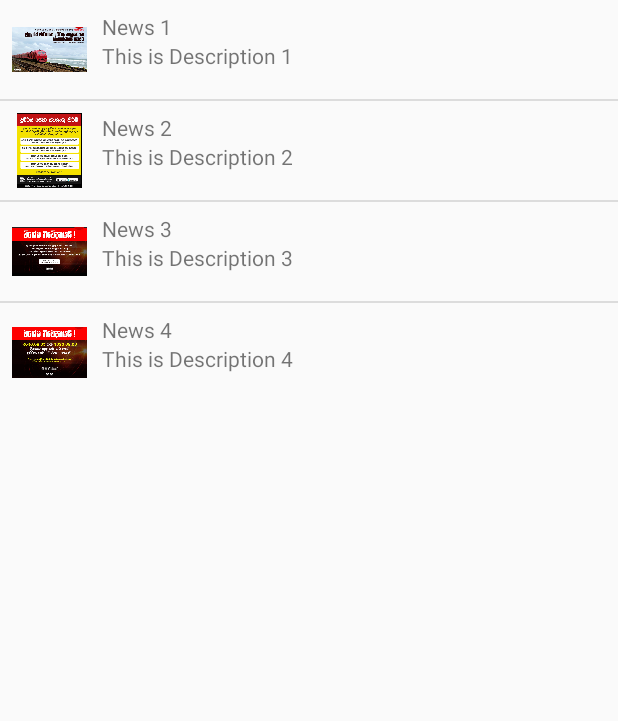
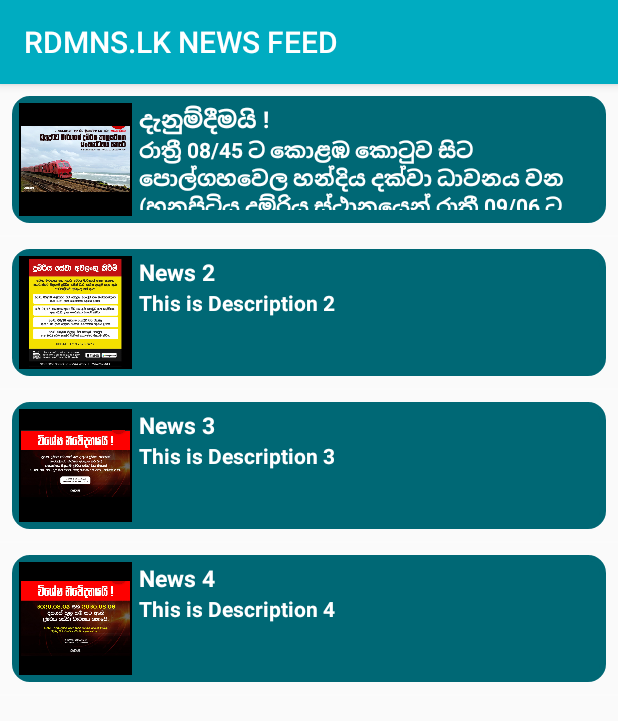
Before and after one commit to niroshan-ran/RDMNS_LK_REDESIGNED, an Android app: the MainNewsFeed screen opened directly, with no data from a screen before it, on a phone screen of 412 x 824 dp. Shown: the top 721 px of the screen. Run offline under Robolectric (Android 15) with nearby library versions, the phone set to English and light mode, and no system bars.

Commit message:
UI fixes 1

```diff
--- a/app/src/main/java/com/uee/rdmns_lk_redesigned/MainNewsFeed.java
+++ b/app/src/main/java/com/uee/rdmns_lk_redesigned/MainNewsFeed.java
@@ -1,12 +1,12 @@
 package com.uee.rdmns_lk_redesigned;
 
+import android.annotation.SuppressLint;
 import android.content.Context;
 import android.content.Intent;
 import android.os.Bundle;
 import android.view.View;
 import android.view.ViewGroup;
 import android.widget.BaseAdapter;
-import android.widget.Button;
 import android.widget.ImageView;
 import android.widget.ListView;
 import android.widget.TextView;
@@ -22,8 +22,8 @@ public class MainNewsFeed extends AppCompatActivity {
 
     ListView NewsFeed_listView;
     int newsBanners[] = {R.drawable.news1, R.drawable.news2, R.drawable.news3, R.drawable.news4};
-    String newsTopics[] = {"News 1","News 2","News 3","News 4"};
-    String newsDescription[] = {"This is Description 1", "This is Description 2","This is Description 3","This is Description 4"};
+    String newsTopics[] = {"දැනුම්දීමයි !","News 2","News 3","News 4"};
+    String newsDescription[] = {"රාත්\u200Dරී 08/45 ට කොළඹ කොටුව සිට පොල්ගහවෙල හන්දිය දක්වා ධාවනය වන (හුනුපිටිය දුම්රිය ස්ථානයෙන් රාත්\u200Dරී 09/06 ට පිටත් වීමට නියමිත) මන්දගාමී දුම්රිය විනාඩි 19 ක ප්\u200Dරමාදයක් සහිතව ධාවනය වේ.", "This is Description 2","This is Description 3","This is Description 4"};
 
     List<NewsFeedModel> listNewsFeed = new ArrayList<>();
 
@@ -32,7 +32,7 @@ public class MainNewsFeed extends AppCompatActivity {
     @Override
     protected void onCreate(Bundle savedInstanceState) {
         super.onCreate(savedInstanceState);
-        setContentView(R.layout.news_feed);
+        setContentView(R.layout.activity_news_feed);
 
         NewsFeed_listView = findViewById(R.id.NewsFeedListview);
 
@@ -43,7 +43,6 @@ public class MainNewsFeed extends AppCompatActivity {
         }
 
         customAdapter = new CustomAdapter(listNewsFeed, this);
-
         NewsFeed_listView.setAdapter(customAdapter);
 
     }
@@ -76,8 +75,8 @@ public class MainNewsFeed extends AppCompatActivity {
         }
 
         @Override
-        public View getView(int position, View convertView, ViewGroup viewGroup) {
-            View view = getLayoutInflater().inflate(R.layout.row_news_feed, null);
+        public View getView(final int position, View convertView, ViewGroup viewGroup) {
+            @SuppressLint("ViewHolder") View view = getLayoutInflater().inflate(R.layout.row_news_feed, null);
 
             ImageView imageView = view.findViewById(R.id.newsBanner);
             TextView texttopic = view.findViewById(R.id.newsTopic);
@@ -87,6 +86,12 @@ public class MainNewsFeed extends AppCompatActivity {
             texttopic.setText(newsFeedModelListFiltered.get(position).getTopic());
             textDes.setText(newsFeedModelListFiltered.get(position).getDesc());
 
+            view.setOnClickListener(new View.OnClickListener() {
+                @Override
+                public void onClick(View view) {
+                    startActivity(new Intent(MainNewsFeed.this, ViewNewsActivity.class).putExtra("news",newsFeedModelListFiltered.get(position)));
+                }
+            });
 
             return view;
         }
--- a/app/src/main/java/com/uee/rdmns_lk_redesigned/mainNewsFeed/NewsFeedModel.java
+++ b/app/src/main/java/com/uee/rdmns_lk_redesigned/mainNewsFeed/NewsFeedModel.java
@@ -1,6 +1,8 @@
 package com.uee.rdmns_lk_redesigned.mainNewsFeed;
 
-public class NewsFeedModel {
+import java.io.Serializable;
+
+public class NewsFeedModel implements Serializable {
 
     private String topic;
     private String desc;
--- /dev/null
+++ b/app/src/main/res/drawable/border.xml
@@ -0,0 +1,28 @@
+<?xml version="1.0" encoding="utf-8"?>
+<shape xmlns:android="http://schemas.android.com/apk/res/android">
+
+    <stroke
+        android:width="4sp"
+        android:color="@color/colorAccent"
+        />
+
+    <corners
+        android:topLeftRadius="10sp"
+        android:bottomLeftRadius="10dp"
+        android:topRightRadius="10dp"
+        android:bottomRightRadius="10dp"
+        />
+
+    <padding
+        android:bottom="5dp"
+        android:top="5dp"
+        android:left="5dp"
+        android:right="5dp"
+        />
+
+    <gradient
+        android:centerColor="@color/colorAccent"
+        android:startColor="@color/colorPrimary"
+        android:useLevel="true"
+        />
+</shape>
--- /dev/null
+++ b/app/src/main/res/drawable/ic_baseline_share_24.xml
@@ -0,0 +1,5 @@
+<vector android:height="24dp" android:tint="#FBFFFB"
+    android:viewportHeight="24" android:viewportWidth="24"
+    android:width="24dp" xmlns:android="http://schemas.android.com/apk/res/android">
+    <path android:fillColor="@android:color/white" android:pathData="M18,16.08c-0.76,0 -1.44,0.3 -1.96,0.77L8.91,12.7c0.05,-0.23 0.09,-0.46 0.09,-0.7s-0.04,-0.47 -0.09,-0.7l7.05,-4.11c0.54,0.5 1.25,0.81 2.04,0.81 1.66,0 3,-1.34 3,-3s-1.34,-3 -3,-3 -3,1.34 -3,3c0,0.24 0.04,0.47 0.09,0.7L8.04,9.81C7.5,9.31 6.79,9 6,9c-1.66,0 -3,1.34 -3,3s1.34,3 3,3c0.79,0 1.5,-0.31 2.04,-0.81l7.12,4.16c-0.05,0.21 -0.08,0.43 -0.08,0.65 0,1.61 1.31,2.92 2.92,2.92 1.61,0 2.92,-1.31 2.92,-2.92s-1.31,-2.92 -2.92,-2.92z"/>
+</vector>
--- /dev/null
+++ b/app/src/main/res/layout/activity_news_feed.xml
@@ -0,0 +1,21 @@
+<?xml version="1.0" encoding="utf-8"?>
+<RelativeLayout
+    xmlns:android="http://schemas.android.com/apk/res/android"
+    xmlns:app="http://schemas.android.com/apk/res-auto"
+    xmlns:tools="http://schemas.android.com/tools"
+    android:layout_width="match_parent"
+    android:layout_height="match_parent"
+    >
+    <LinearLayout xmlns:android="http://schemas.android.com/apk/res/android"
+        android:layout_width="match_parent"
+        android:layout_height="match_parent"
+        android:theme="@style/AppTheme.AppBarOverlay"
+        >
+
+        <ListView
+            android:id="@+id/NewsFeedListview"
+            android:layout_width="match_parent"
+            android:layout_height="match_parent" />
+    </LinearLayout>
+
+</RelativeLayout>
--- a/app/src/main/res/layout/news_feed.xml
+++ /dev/null
@@ -1,11 +0,0 @@
-<?xml version="1.0" encoding="utf-8"?>
-<LinearLayout
-    xmlns:android="http://schemas.android.com/apk/res/android" android:layout_width="match_parent"
-    android:layout_height="match_parent">
-
-    <ListView
-        android:id="@+id/NewsFeedListview"
-        android:layout_width="match_parent"
-        android:layout_height="wrap_content"
-    ></ListView>
-</LinearLayout>
--- a/app/src/main/res/layout/row_news_feed.xml
+++ b/app/src/main/res/layout/row_news_feed.xml
@@ -7,25 +7,35 @@
     <RelativeLayout
         android:layout_width="match_parent"
         android:layout_height="wrap_content"
-        android:layout_margin="8dp">
+        android:background="@drawable/border"
+        android:layout_margin="8dp"
+
+        android:backgroundTint="@color/colorAccent">
         <ImageView
             android:id="@+id/newsBanner"
             android:src="@drawable/news2"
-            android:layout_width="50dp"
-            android:layout_height="50dp"/>
+            android:padding="1dp"
+            android:background="#000000"
+            android:layout_width="75dp"
+            android:layout_height="75dp"/>
         <TextView
             android:id="@+id/newsTopic"
-            android:layout_marginStart="60dp"
-            android:text="name"
+            android:layout_marginStart="80dp"
+            android:textSize="15sp"
+            android:textColor="#fff"
+            android:textStyle="bold"
+            android:text="NewsTopic"
             android:layout_width="wrap_content"
             android:layout_height="wrap_content"/>
         <TextView
             android:id="@+id/newsDescription"
-            android:layout_marginStart="60dp"
-            android:text="description"
+            android:layout_marginStart="80dp"
+            android:textStyle="bold"
+            android:textColor="#fff"
+            android:text="Description"
             android:layout_marginTop="0dp"
             android:layout_below="@id/newsTopic"
             android:layout_width="wrap_content"
-            android:layout_height="wrap_content"/>
+            android:layout_height="50dp"/>
     </RelativeLayout>
 </LinearLayout>
--- a/app/src/main/res/values/colors.xml
+++ b/app/src/main/res/values/colors.xml
@@ -1,6 +1,6 @@
 <?xml version="1.0" encoding="utf-8"?>
 <resources>
-    <color name="colorPrimary">#6200EE</color>
-    <color name="colorPrimaryDark">#3700B3</color>
-    <color name="colorAccent">#03DAC5</color>
+    <color name="colorPrimary">#00ACC1</color>
+    <color name="colorPrimaryDark">#013940</color>
+    <color name="colorAccent">#006875</color>
 </resources>
```
Also changed, not shown: app/src/main/AndroidManifest.xml (+10 -10 lines), app/src/main/java/com/uee/rdmns_lk_redesigned/TrainSchedule.java (+10 -1 lines), app/src/main/java/com/uee/rdmns_lk_redesigned/ViewNewsActivity.java (added, +88 -0 lines), app/src/main/java/com/uee/rdmns_lk_redesigned/ui/trainSchedules/online_train_schedule.java (+44 -25 lines), app/src/main/res/layout/activity_view_news.xml (added, +60 -0 lines).
